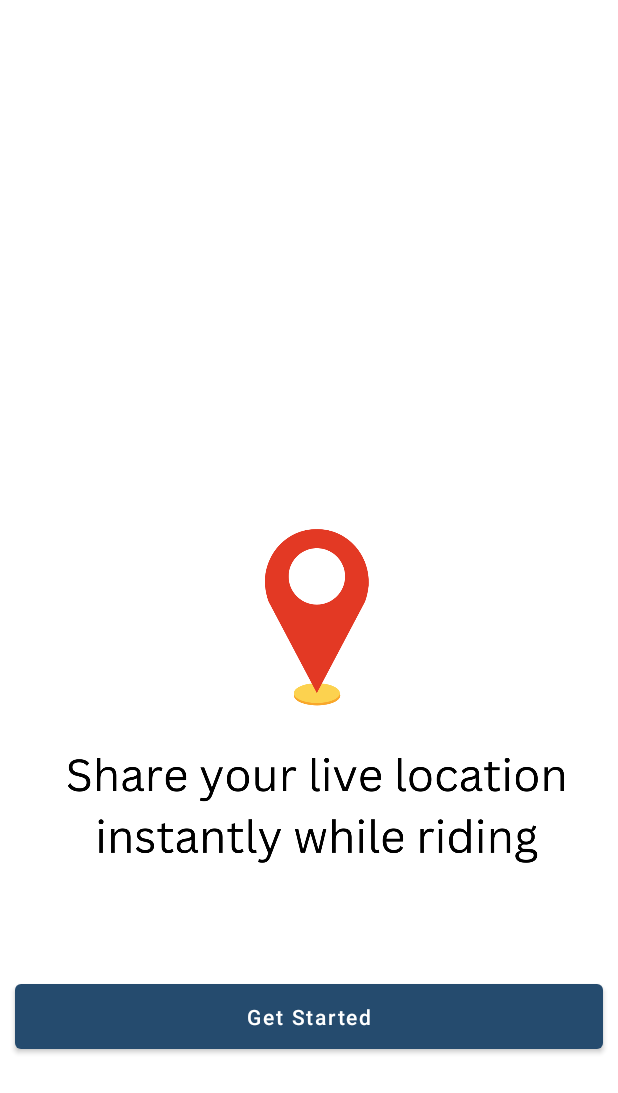
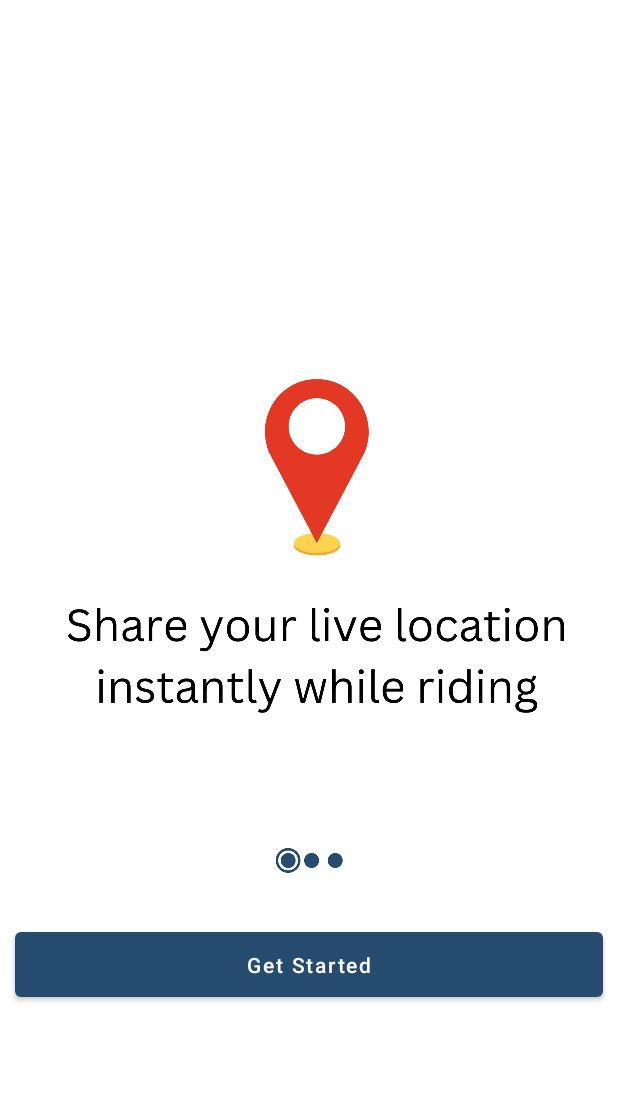
Before and after one commit to vp2305/RideX, an Android app: the screen it shows after launch (LandingPageActivity), on a phone screen of 412 x 824 dp. Shown: the top 1093 px of the screen. Run offline under Robolectric (Android 15) with nearby library versions, the phone set to English and light mode, and no system bars; libraries missing offline, so code that uses them is left out: io.realm, io.realm.mongodb; 6 statements that could not run were skipped.

Commit message:
added dots in landing page

```diff
--- a/app/src/main/java/com/example/ridex/LandingPageActivity.java
+++ b/app/src/main/java/com/example/ridex/LandingPageActivity.java
@@ -26,9 +26,10 @@ public class LandingPageActivity extends AppCompatActivity {
 
     private static final String ACTIVITY_NAME = "LandingPageActivity";
     Button getStartedBtn;
-    ImageSwitcher imageSwitcher;
+    ImageSwitcher imageSwitcher, imageSwitcherDots;
     private int position = 0;
     private int[] image = {R.drawable.infocard1_formatter, R.drawable.infocard2_formatter, R.drawable.infocard3_formatter};
+    private int[] dots = {R.drawable.dot1, R.drawable.dot2, R.drawable.dot3};
     //for swipe gesture
     ConstraintLayout myLayout;
     SwipeListener swipeListener;
@@ -49,10 +50,11 @@ public class LandingPageActivity extends AppCompatActivity {
         swipeListener = new SwipeListener(myLayout);
         bground = findViewById(R.id.bground);
         welcome = findViewById(R.id.welcome);
+        imageSwitcherDots = findViewById(R.id.imageSwitcherDots);
 
         //animate the background
-        bground.animate().translationY(-1800).setDuration(800).setStartDelay(1000);
-        welcome.animate().translationY(-500).setDuration(800).setStartDelay(1000);
+        bground.animate().translationY(-1900).setDuration(800).setStartDelay(1000);
+        welcome.animate().translationY(-650).setDuration(800).setStartDelay(1000);
 
         //set default view
         imageSwitcher.setFactory(new ViewSwitcher.ViewFactory() {
@@ -60,6 +62,15 @@ public class LandingPageActivity extends AppCompatActivity {
             public View makeView() {
                 ImageView imageView = new ImageView(LandingPageActivity.this);
                 imageView.setImageResource(image[position]);
+                return imageView;
+            }
+        });
+
+        imageSwitcherDots.setFactory(new ViewSwitcher.ViewFactory() {
+            @Override
+            public View makeView() {
+                ImageView imageView = new ImageView(LandingPageActivity.this);
+                imageView.setImageResource(dots[position]);
                 return imageView;
             }
         });
@@ -126,6 +137,7 @@ public class LandingPageActivity extends AppCompatActivity {
             int threshold = 100;
             int velocity_threshold = 100;
             imageSwitcher = findViewById(R.id.imageSwitcher);
+            imageSwitcherDots = findViewById(R.id.imageSwitcherDots);
             GestureDetector.SimpleOnGestureListener listener = new GestureDetector.SimpleOnGestureListener(){
                 @Override
                 public boolean onDown(MotionEvent e) {
@@ -150,6 +162,7 @@ public class LandingPageActivity extends AppCompatActivity {
                                         position--;
                                         if (position<0){position =2;}
                                         imageSwitcher.setImageResource(image[position]);
+                                        imageSwitcherDots.setImageResource((dots[position]));
                                     }
 
                                 }else{
@@ -160,6 +173,7 @@ public class LandingPageActivity extends AppCompatActivity {
                                         position++;
                                         if(position>2){position = 0;}
                                         imageSwitcher.setImageResource(image[position]);
+                                        imageSwitcherDots.setImageResource((dots[position]));
                                     }
 
                                 }
--- a/app/src/main/res/drawable/infocard1_formatter.xml
+++ b/app/src/main/res/drawable/infocard1_formatter.xml
@@ -3,7 +3,7 @@
     <item
         android:drawable="@drawable/infocard1"
         android:width="300dp"
-        android:height="120dp"
+        android:height="150dp"
         />
 
 </selector>
--- a/app/src/main/res/drawable/rounded_edit_text.xml
+++ b/app/src/main/res/drawable/rounded_edit_text.xml
@@ -2,12 +2,12 @@
 <shape xmlns:android="http://schemas.android.com/apk/res/android"
     android:shape="rectangle">
 
-    <solid android:color="#0D000000" />
+    <solid android:color="#08000000" />
     <corners
         android:bottomRightRadius="5dp"
         android:bottomLeftRadius="5dp"
         android:topLeftRadius="5dp"
         android:topRightRadius="5dp"
         />
-    <stroke android:width="1dip" android:color="#D9D9D9"/>
+    <stroke android:width="1dip" android:color="#80000000"/>
 </shape>
--- a/app/src/main/res/layout/activity_landing_page.xml
+++ b/app/src/main/res/layout/activity_landing_page.xml
@@ -8,26 +8,27 @@
     android:id="@+id/myLayout"
     tools:context=".LandingPageActivity">
 
-<!--    <ImageView-->
-<!--        android:id="@+id/logo"-->
-<!--        android:layout_width="match_parent"-->
-<!--        android:layout_height="wrap_content"-->
-<!--        android:foregroundGravity="center"-->
-<!--        android:src="@drawable/logo_formatter"-->
-<!--        android:layout_marginTop="10dp"-->
-<!--        app:layout_constraintEnd_toEndOf="parent"-->
-<!--        app:layout_constraintStart_toStartOf="parent"-->
-<!--        app:layout_constraintTop_toTopOf="parent" />-->
 
     <ImageSwitcher
         android:id="@+id/imageSwitcher"
         android:layout_width="match_parent"
         android:layout_height="350dp"
-        android:layout_marginTop="300dp"
+        android:layout_marginTop="200dp"
         app:layout_constraintEnd_toEndOf="parent"
         app:layout_constraintHorizontal_bias="0.0"
         app:layout_constraintStart_toStartOf="parent"
         app:layout_constraintTop_toTopOf="parent"/>
+
+    <ImageSwitcher
+        android:id="@+id/imageSwitcherDots"
+        android:layout_width="match_parent"
+        android:layout_height="50dp"
+        app:layout_constraintEnd_toEndOf="parent"
+        app:layout_constraintHorizontal_bias="0.0"
+        app:layout_constraintStart_toStartOf="parent"
+        app:layout_constraintTop_toBottomOf="@+id/imageSwitcher"/>
+
+
 
     <Button
         android:id="@+id/getStartedButton"
@@ -35,12 +36,13 @@
         android:layout_height="55dp"
         android:layout_marginLeft="10dp"
         android:layout_marginRight="10dp"
+        android:layout_marginTop="15dp"
         android:text="Get Started"
         android:textAllCaps="false"
         android:textColor="@color/white"
         app:layout_constraintEnd_toEndOf="parent"
         app:layout_constraintStart_toStartOf="parent"
-        app:layout_constraintTop_toBottomOf="@+id/imageSwitcher"
+        app:layout_constraintTop_toBottomOf="@+id/imageSwitcherDots"
          />
 
     <com.airbnb.lottie.LottieAnimationView
```
Also changed, not shown: app/src/main/res/drawable/dot1.png (added), app/src/main/res/drawable/dot2.png (added), app/src/main/res/drawable/dot3.png (added).
